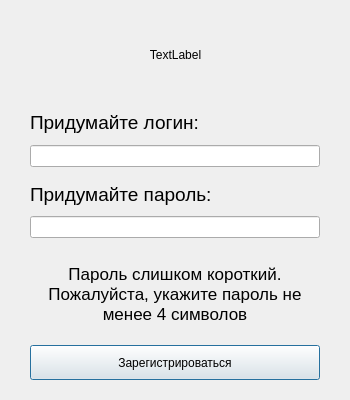
Old version of the form RegistrationDialog.ui in the repository piza0-0/BankRegister.
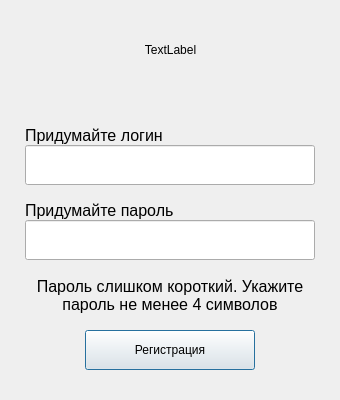
New version of the form.

Commit message: Добавлено окно регистрации пользователя

The edit to the form file:
```diff
--- a/RegistrationDialog.ui
+++ b/RegistrationDialog.ui
@@ -6,7 +6,7 @@
    <rect>
     <x>0</x>
     <y>0</y>
-    <width>350</width>
+    <width>340</width>
     <height>400</height>
    </rect>
   </property>
@@ -16,24 +16,45 @@
     <verstretch>0</verstretch>
    </sizepolicy>
   </property>
+  <property name="minimumSize">
+   <size>
+    <width>340</width>
+    <height>400</height>
+   </size>
+  </property>
+  <property name="maximumSize">
+   <size>
+    <width>424</width>
+    <height>413</height>
+   </size>
+  </property>
   <property name="windowTitle">
    <string>Dialog</string>
   </property>
   <layout class="QVBoxLayout" name="verticalLayout">
+   <property name="spacing">
+    <number>0</number>
+   </property>
    <property name="leftMargin">
-    <number>30</number>
+    <number>25</number>
    </property>
    <property name="topMargin">
-    <number>20</number>
+    <number>15</number>
    </property>
    <property name="rightMargin">
-    <number>30</number>
+    <number>25</number>
    </property>
    <property name="bottomMargin">
-    <number>20</number>
+    <number>25</number>
    </property>
    <item>
     <layout class="QHBoxLayout" name="horizontalLayout">
+     <property name="topMargin">
+      <number>0</number>
+     </property>
+     <property name="bottomMargin">
+      <number>10</number>
+     </property>
      <item>
       <spacer name="horizontalSpacer_2">
        <property name="orientation">
@@ -109,26 +130,48 @@
      </property>
      <property name="sizeHint" stdset="0">
       <size>
-       <width>20</width>
-       <height>10</height>
+       <width>25</width>
+       <height>25</height>
       </size>
      </property>
     </spacer>
    </item>
    <item>
     <widget class="QLabel" name="l_newLog">
+     <property name="minimumSize">
+      <size>
+       <width>0</width>
+       <height>25</height>
+      </size>
+     </property>
+     <property name="maximumSize">
+      <size>
+       <width>16777215</width>
+       <height>25</height>
+      </size>
+     </property>
      <property name="font">
       <font>
-       <pointsize>14</pointsize>
+       <pointsize>12</pointsize>
       </font>
      </property>
      <property name="text">
-      <string>Придумайте логин:</string>
+      <string>Придумайте логин</string>
+     </property>
+     <property name="alignment">
+      <set>Qt::AlignBottom|Qt::AlignLeading|Qt::AlignLeft</set>
      </property>
     </widget>
    </item>
    <item>
-    <widget class="QLineEdit" name="le_newLog"/>
+    <widget class="QLineEdit" name="le_newLog">
+     <property name="minimumSize">
+      <size>
+       <width>0</width>
+       <height>40</height>
+      </size>
+     </property>
+    </widget>
    </item>
    <item>
     <spacer name="verticalSpacer_2">
@@ -141,65 +184,80 @@
      <property name="sizeHint" stdset="0">
       <size>
        <width>20</width>
-       <height>5</height>
+       <height>10</height>
       </size>
      </property>
     </spacer>
    </item>
    <item>
     <widget class="QLabel" name="l_newPass">
+     <property name="minimumSize">
+      <size>
+       <width>0</width>
+       <height>25</height>
+      </size>
+     </property>
+     <property name="maximumSize">
+      <size>
+       <width>16777215</width>
+       <height>25</height>
+      </size>
+     </property>
+     <property name="sizeIncrement">
+      <size>
+       <width>0</width>
+       <height>0</height>
+      </size>
+     </property>
      <property name="font">
       <font>
-       <pointsize>14</pointsize>
+       <pointsize>12</pointsize>
       </font>
      </property>
      <property name="text">
-      <string>Придумайте пароль:</string>
+      <string>Придумайте пароль</string>
+     </property>
+     <property name="alignment">
+      <set>Qt::AlignBottom|Qt::AlignLeading|Qt::AlignLeft</set>
+     </property>
+     <property name="textInteractionFlags">
+      <set>Qt::NoTextInteraction</set>
      </property>
     </widget>
    </item>
    <item>
-    <widget class="QLineEdit" name="le_newPass"/>
-   </item>
-   <item>
-    <spacer name="vs_middle">
-     <property name="orientation">
-      <enum>Qt::Vertical</enum>
-     </property>
-     <property name="sizeType">
-      <enum>QSizePolicy::Fixed</enum>
-     </property>
-     <property name="sizeHint" stdset="0">
+    <widget class="QLineEdit" name="le_newPass">
+     <property name="minimumSize">
       <size>
-       <width>20</width>
-       <height>20</height>
+       <width>0</width>
+       <height>40</height>
       </size>
      </property>
-    </spacer>
+    </widget>
    </item>
    <item>
     <widget class="QLabel" name="l_wrongData">
      <property name="sizePolicy">
-      <sizepolicy hsizetype="Preferred" vsizetype="Fixed">
+      <sizepolicy hsizetype="Fixed" vsizetype="Fixed">
        <horstretch>0</horstretch>
        <verstretch>0</verstretch>
       </sizepolicy>
      </property>
      <property name="minimumSize">
       <size>
-       <width>0</width>
+       <width>280</width>
        <height>60</height>
       </size>
      </property>
      <property name="maximumSize">
       <size>
-       <width>16777215</width>
-       <height>60</height>
+       <width>340</width>
+       <height>50</height>
       </size>
      </property>
      <property name="font">
       <font>
-       <pointsize>13</pointsize>
+       <pointsize>12</pointsize>
       </font>
      </property>
      <property name="acceptDrops">
@@ -209,7 +267,7 @@
       <set>Qt::ImhNone</set>
      </property>
      <property name="text">
-      <string>Пароль слишком короткий. Пожалуйста, укажите пароль не менее 4 символов</string>
+      <string>Пароль слишком короткий. Укажите пароль не менее 4 символов</string>
      </property>
      <property name="textFormat">
       <enum>Qt::AutoText</enum>
@@ -236,29 +294,74 @@
      <property name="sizeHint" stdset="0">
       <size>
        <width>20</width>
-       <height>15</height>
+       <height>10</height>
       </size>
      </property>
     </spacer>
    </item>
    <item>
-    <widget class="QPushButton" name="pb_accept">
-     <property name="minimumSize">
-      <size>
-       <width>0</width>
-       <height>35</height>
-      </size>
+    <layout class="QHBoxLayout" name="horizontalLayout_5">
+     <property name="bottomMargin">
+      <number>5</number>
      </property>
-     <property name="maximumSize">
-      <size>
-       <width>16777215</width>
-       <height>35</height>
-      </size>
-     </property>
-     <property name="text">
-      <string>Зарегистрироваться</string>
-     </property>
-    </widget>
+     <item>
+      <spacer name="horizontalSpacer_9">
+       <property name="orientation">
+        <enum>Qt::Horizontal</enum>
+       </property>
+       <property name="sizeType">
+        <enum>QSizePolicy::Fixed</enum>
+       </property>
+       <property name="sizeHint" stdset="0">
+        <size>
+         <width>50</width>
+         <height>20</height>
+        </size>
+       </property>
+      </spacer>
+     </item>
+     <item>
+      <widget class="QPushButton" name="pb_accept">
+       <property name="sizePolicy">
+        <sizepolicy hsizetype="Fixed" vsizetype="Fixed">
+         <horstretch>0</horstretch>
+         <verstretch>0</verstretch>
+        </sizepolicy>
+       </property>
+       <property name="minimumSize">
+        <size>
+         <width>150</width>
+         <height>40</height>
+        </size>
+       </property>
+       <property name="maximumSize">
+        <size>
+         <width>170</width>
+         <height>40</height>
+        </size>
+       </property>
+       <property name="text">
+        <string>Регистрация</string>
+       </property>
+      </widget>
+     </item>
+     <item>
+      <spacer name="horizontalSpacer_10">
+       <property name="orientation">
+        <enum>Qt::Horizontal</enum>
+       </property>
+       <property name="sizeType">
+        <enum>QSizePolicy::Fixed</enum>
+       </property>
+       <property name="sizeHint" stdset="0">
+        <size>
+         <width>50</width>
+         <height>20</height>
+        </size>
+       </property>
+      </spacer>
+     </item>
+    </layout>
    </item>
   </layout>
  </widget>
```
Left out of the diff: 5 changed lines with no effect on the pictures. The commit also changes 1 other file.
